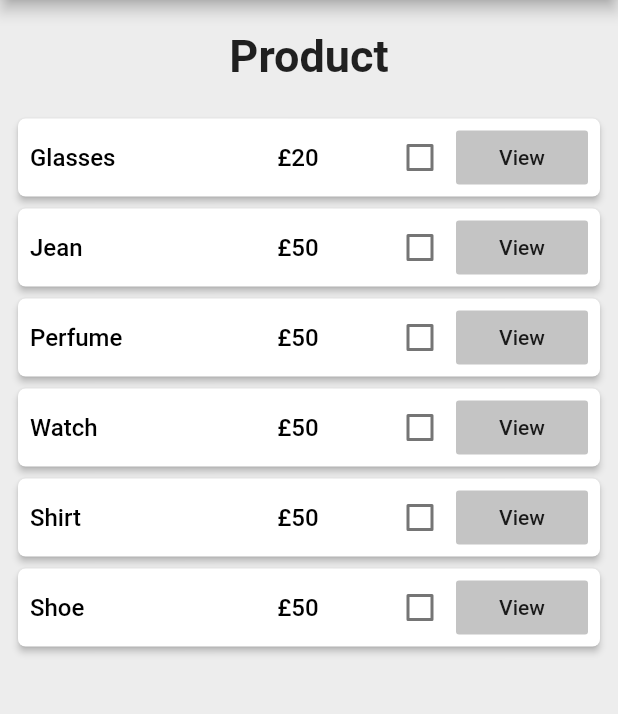
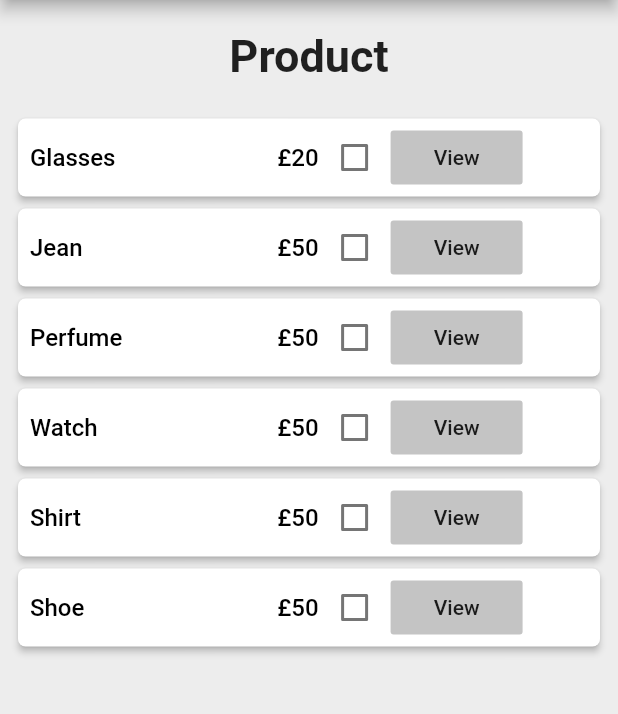
Before and after one commit to enyholar/MiniCart, a Flutter app: the screen it shows after launch, on a phone screen of 412 x 824 dp, the part 84-798 px from its top. Run offline on Flutter 3.47's test engine with Material 2 defaults, Android fonts, the phone set to English and light mode, and no system bars.

Commit message:
some quick fix on the homepage ui

```diff
--- a/lib/main.dart
+++ b/lib/main.dart
@@ -10,7 +10,7 @@ class MyApp extends StatelessWidget {
   @override
   Widget build(BuildContext context) {
     return MaterialApp(
-      title: 'Flutter Demo',
+      title: 'MiniCart',
       theme: ThemeData(
         primarySwatch: Colors.blue,
         visualDensity: VisualDensity.adaptivePlatformDensity,
--- a/lib/screen/ProductPage.dart
+++ b/lib/screen/ProductPage.dart
@@ -12,7 +12,7 @@ class ProductPage extends StatefulWidget {
 }
 
 class _ProductPageState extends State<ProductPage>{
-  String count = "0";
+  String itemSelectedCount = "0";
   Size screenSize;
   ColorUtils colorUtils = ColorUtils();
 
@@ -33,9 +33,9 @@ class _ProductPageState extends State<ProductPage>{
                Container(
                  width: screenSize.width * 0.4,
                    margin: EdgeInsets.only(left: 8),
-                   child: Expanded(child: Text(product.name, style: TextStyle(color: Colors.black,fontWeight: FontWeight.w500, fontSize: 16),))
+                   child: Text(product.name, style: TextStyle(color: Colors.black,fontWeight: FontWeight.w500, fontSize: 16),)
                ),
-               Expanded(child: Text(product.price,style: TextStyle(color: Colors.black,fontWeight: FontWeight.w500, fontSize: 16))),
+               Text(product.price,style: TextStyle(color: Colors.black,fontWeight: FontWeight.w500, fontSize: 16)),
                Checkbox(
                  checkColor: Colors.black,
                   activeColor: Colors.grey,
@@ -43,14 +43,14 @@ class _ProductPageState extends State<ProductPage>{
                   onChanged: (bool value) {
                     setState(() {
                       product.isCheck = value;
-                      count = productList.where((p) => p.isCheck == true).toList().length.toString();
+                      itemSelectedCount = productList.where((p) => p.isCheck == true).toList().length.toString();
                     });
                   }),
               FlatButton(onPressed: (){
                 Navigator.of(context).push(
                   MaterialPageRoute(
                     builder: (BuildContext context){
-                      return ProductDetailPage(product: product,itemCount: count,);
+                      return ProductDetailPage(product: product,itemCount: itemSelectedCount,);
                     },
                   ),
                 );
@@ -77,7 +77,7 @@ class _ProductPageState extends State<ProductPage>{
         actions: [
           Padding(
               padding: EdgeInsets.only(right: 20.0),
-              child: Text(count, style: TextStyle(fontWeight: FontWeight.bold, fontSize: 20),)
+              child: Text(itemSelectedCount, style: TextStyle(fontWeight: FontWeight.bold, fontSize: 20),)
 
           )
 
```
